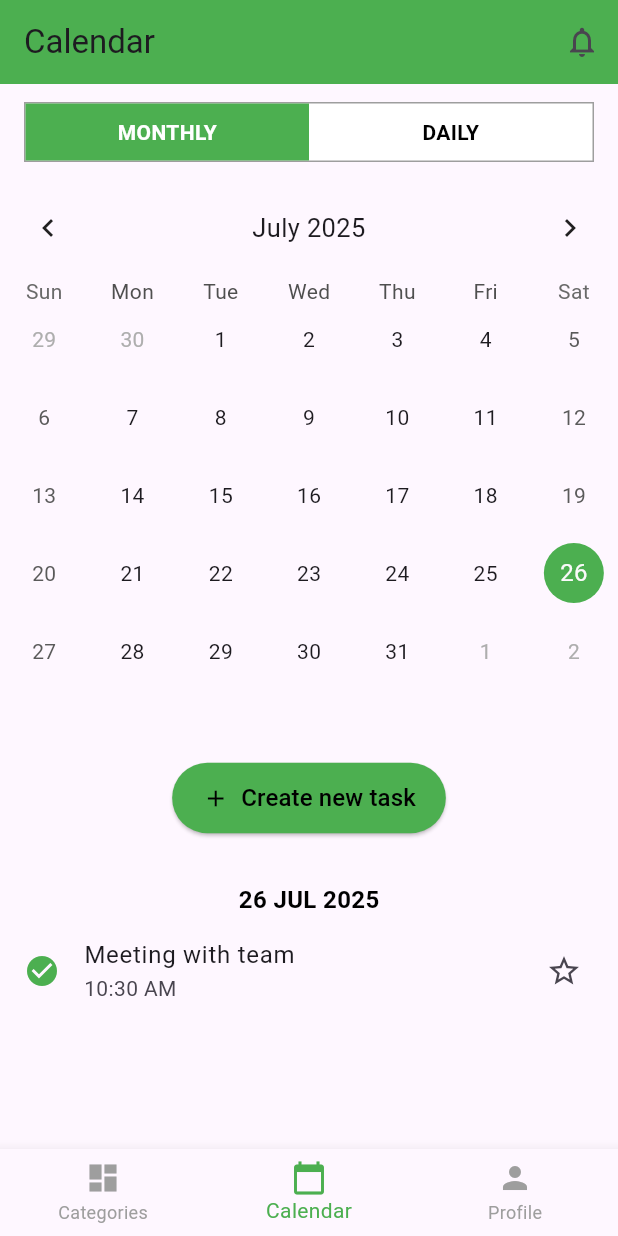
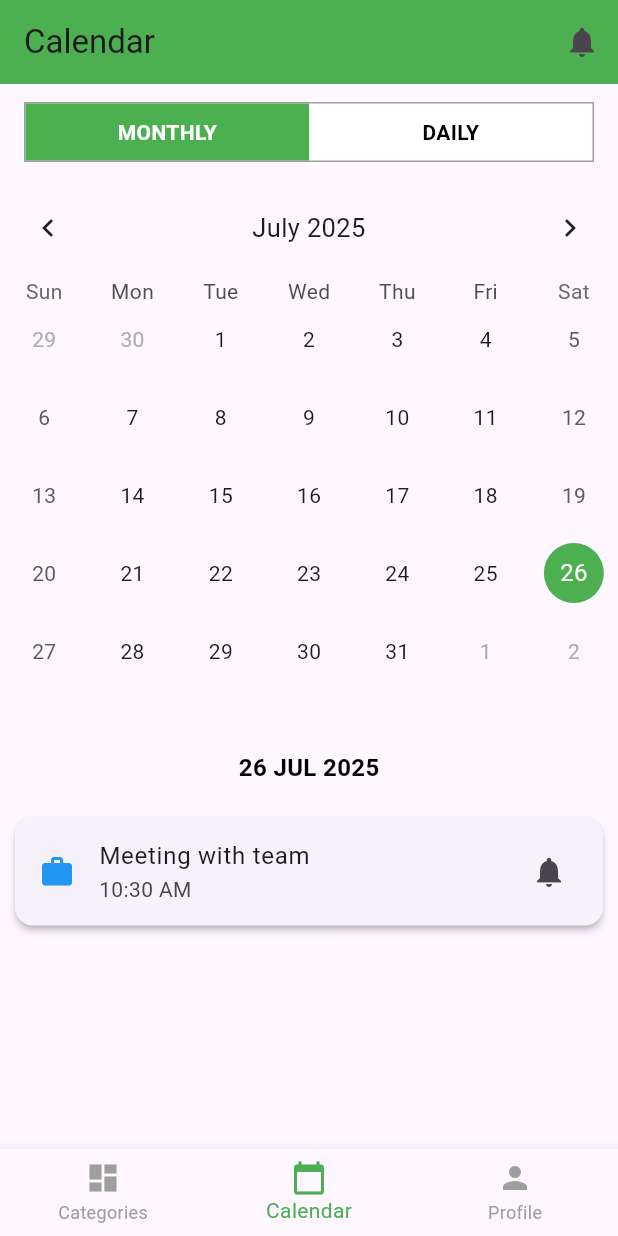
Before and after one commit to Flexydea/todo_app, a Flutter app: the screen it shows after launch, item 2 of the bottom bar chosen, on a phone screen of 412 x 824 dp. Run offline on Flutter 3.47's test engine with Material 3 defaults, Android fonts, the light colour scheme and no system bars; drawn by our look-alikes of table_calendar; our stand-ins replace fl_chart, lottie, shared_preferences.

Commit message:
caldendar page polish, task confirm and delted plus deleted animation added

```diff
--- /dev/null
+++ b/lib/constants/categories.dart
@@ -0,0 +1 @@
+const List<String> kCategories = ['personal', 'work', 'shopping', 'urgent'];
--- a/lib/screens/calendar_screen.dart
+++ b/lib/screens/calendar_screen.dart
@@ -1,4 +1,5 @@
 import 'package:flutter/material.dart';
+import 'package:lottie/lottie.dart';
 import 'package:table_calendar/table_calendar.dart';
 import 'package:todo_app/models/task_model.dart';
 import 'package:intl/intl.dart';
@@ -14,8 +15,16 @@ class Calendar {
   final String title;
   final DateTime date;
   final TimeOfDay time;
+  final String category;
+  bool done;
 
-  Calendar({required this.title, required this.date, required this.time});
+  Calendar({
+    required this.title,
+    required this.date,
+    required this.time,
+    required this.category,
+    this.done = false,
+  });
 }
 
 class _CalendarScreenState extends State<CalendarScreen> {
@@ -30,20 +39,68 @@ class _CalendarScreenState extends State<CalendarScreen> {
     super.initState();
     _selectedDay = _focusedDay;
   }
+
+  void _showDeleteAnimation(BuildContext context) {
+    showDialog(
+      context: context,
+      barrierDismissible: false,
+      builder: (_) => Dialog(
+        shape: RoundedRectangleBorder(borderRadius: BorderRadius.circular(16)),
+        backgroundColor: Colors.grey,
+        child: Container(
+          padding: const EdgeInsets.all(20),
+          height: 200,
+          width: 200,
+          child: Column(
+            mainAxisAlignment: MainAxisAlignment.center,
+            children: [
+              Lottie.asset(
+                'assets/animations/delete.json',
+                repeat: false,
+                width: 120,
+                height: 120,
+              ),
+              const SizedBox(height: 10),
+              const Text(
+                'Task deleted!',
+                style: TextStyle(fontWeight: FontWeight.bold),
+              ),
+            ],
+          ),
+        ),
+      ),
+    );
+
+    // Auto close after animation plays
+    Future.delayed(const Duration(seconds: 2), () {
+      if (mounted) {
+        Navigator.of(context, rootNavigator: true).pop();
+      }
+    });
+  }
+
   // Simple Task model
-
   final List<Calendar> _tasks = [
     Calendar(
       title: 'Meeting with team',
       date: DateTime.now(),
       time: TimeOfDay(hour: 10, minute: 30),
+      category: 'Work',
     ),
+
     Calendar(
-      title: 'Buy groceries',
+      title: 'morning prayer',
       date: DateTime.now().add(Duration(days: 1)),
       time: TimeOfDay(hour: 17, minute: 0),
+      category: 'Personal',
     ),
   ];
+  final Map<String, IconData> _categoryIcons = {
+    'Work': Icons.work,
+    'Personal': Icons.person,
+    'Shopping': Icons.shopping_cart,
+    'Urgent': Icons.warning,
+  };
   // monthly calender picker
   Widget _buildToggleTabs() {
     return Container(
@@ -197,33 +254,7 @@ class _CalendarScreenState extends State<CalendarScreen> {
         _buildToggleTabs(),
         isMonthly ? _buildMonthlyCalendar() : _buildDailyPicker(),
 
-        const SizedBox(height: 16),
-
-        const SizedBox(height: 16),
-
-        // Create task button
-        Padding(
-          padding: const EdgeInsets.symmetric(vertical: 16),
-          child: ElevatedButton.icon(
-            style: ElevatedButton.styleFrom(
-              backgroundColor: Colors.green,
-              padding: const EdgeInsets.symmetric(horizontal: 20, vertical: 12),
-            ),
-            icon: const Icon(Icons.add, color: Color.fromARGB(255, 0, 0, 0)),
-            label: const Text(
-              'Create new task',
-              style: TextStyle(
-                fontSize: 16,
-                color: Color.fromARGB(255, 0, 0, 0),
-              ),
-            ),
-            onPressed: () {
-              // TODO: show bottom sheet or form
-            },
-          ),
-        ),
-
-        const SizedBox(height: 16),
+        const SizedBox(height: 40),
         Align(
           alignment: Alignment.center,
           child: Text(
@@ -235,22 +266,74 @@ class _CalendarScreenState extends State<CalendarScreen> {
             ),
           ),
         ),
-        // Task list placeholder
+
+        const SizedBox(height: 16),
+        //task list
         Expanded(
           child: ListView.builder(
             itemCount: tasksForSelectedDate.length,
             itemBuilder: (context, index) {
               final task = tasksForSelectedDate[index];
-
-              return ListTile(
-                leading: Icon(Icons.check_circle, color: Colors.green),
-                title: Text(task.title),
-                subtitle: Text(
-                  '${task.time.format(context)}',
-                ), // ✅ shows time like "10:30 AM"
-                trailing: Icon(
-                  Icons.star_border,
-                ), // Optional icon for later enhancement
+              return Dismissible(
+                key: Key('${task.title}-${task.date.toIso8601String()}'),
+                direction: DismissDirection.horizontal,
+                background: Container(
+                  color: Colors.green,
+                  alignment: Alignment.centerLeft,
+                  padding: const EdgeInsets.only(left: 20),
+                  child: const Icon(Icons.check, color: Colors.white),
+                ),
+                secondaryBackground: Container(
+                  color: Colors.red,
+                  alignment: Alignment.centerRight,
+                  padding: const EdgeInsets.only(right: 20),
+                  child: const Icon(Icons.delete, color: Colors.white),
+                ),
+                confirmDismiss: (direction) async {
+                  if (direction == DismissDirection.endToStart) {
+                    _showDeleteAnimation(context);
+                    await Future.delayed(const Duration(milliseconds: 600));
+                    setState(() {
+                      _tasks.removeAt(index);
+                    });
+                    return true;
+                  } else if (direction == DismissDirection.startToEnd) {
+                    setState(() {
+                      _tasks[index] = Calendar(
+                        title: task.title,
+                        date: task.date,
+                        time: task.time,
+                        done: !task.done,
+                        category: task.category,
+                      );
+                    });
+                    return false;
+                  }
+                  return false;
+                },
+                child: Card(
+                  margin: const EdgeInsets.symmetric(
+                    horizontal: 10,
+                    vertical: 6,
+                  ),
+                  elevation: 2,
+                  child: ListTile(
+                    leading: Icon(
+                      _categoryIcons[task.category] ?? Icons.label,
+                      color: _getCategoryColor(task.category),
+                    ),
+                    title: Text(
+                      task.title,
+                      style: TextStyle(
+                        decoration: task.done
+                            ? TextDecoration.lineThrough
+                            : null,
+                      ),
+                    ),
+                    subtitle: Text('${task.time.format(context)}'),
+                    trailing: Icon(Icons.notifications),
+                  ),
+                ),
               );
             },
           ),
@@ -258,4 +341,19 @@ class _CalendarScreenState extends State<CalendarScreen> {
       ],
     );
   }
+
+  Color _getCategoryColor(String category) {
+    switch (category.toLowerCase()) {
+      case 'work':
+        return Colors.blue;
+      case 'personal':
+        return Colors.orange;
+      case 'shopping':
+        return Colors.green;
+      case 'urgent':
+        return Colors.red;
+      default:
+        return Colors.grey;
+    }
+  }
 }
--- a/lib/screens/home_tabs_screen.dart
+++ b/lib/screens/home_tabs_screen.dart
@@ -29,7 +29,7 @@ class _HomeTabsScreenState extends State<HomeTabsScreen> {
         backgroundColor: Colors.green,
         actions: [
           IconButton(
-            icon: Icon(Icons.notifications_none), // Bell outline
+            icon: Icon(Icons.notifications), // Bell outline
             onPressed: () {
               // You can define a function or leave it empty for now
             },
```
Also changed, not shown: lib/screens/edit_task_screen.dart (added, +164 -0 lines), lib/screens/tasks_screen.dart (added, +93 -0 lines).
